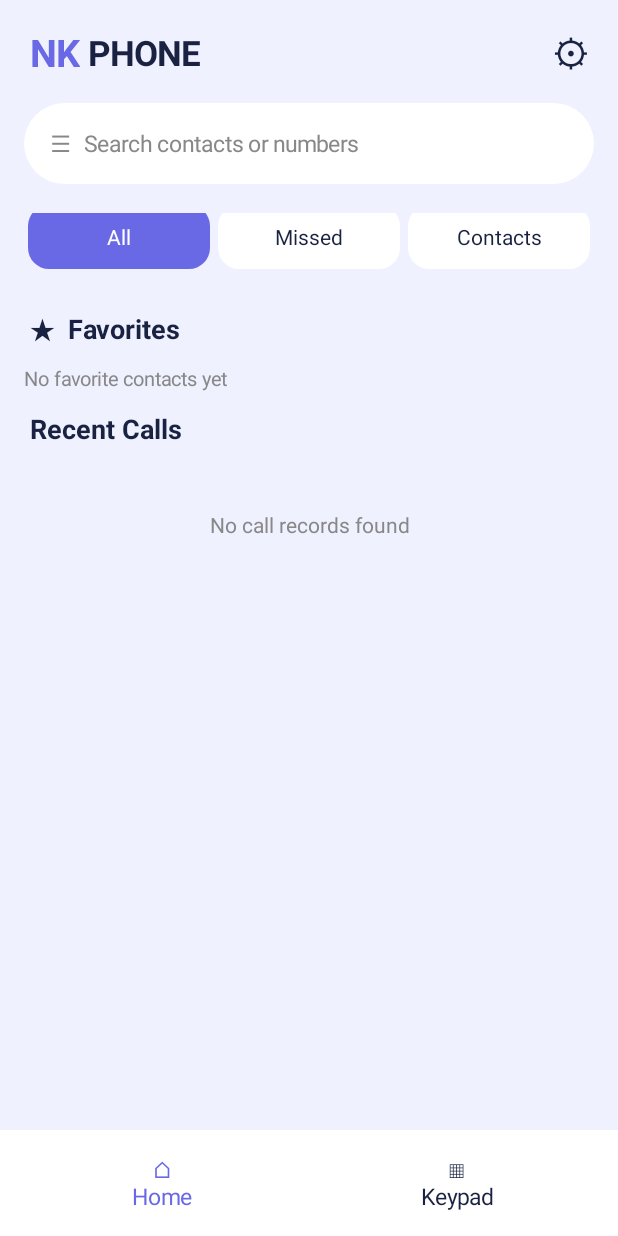
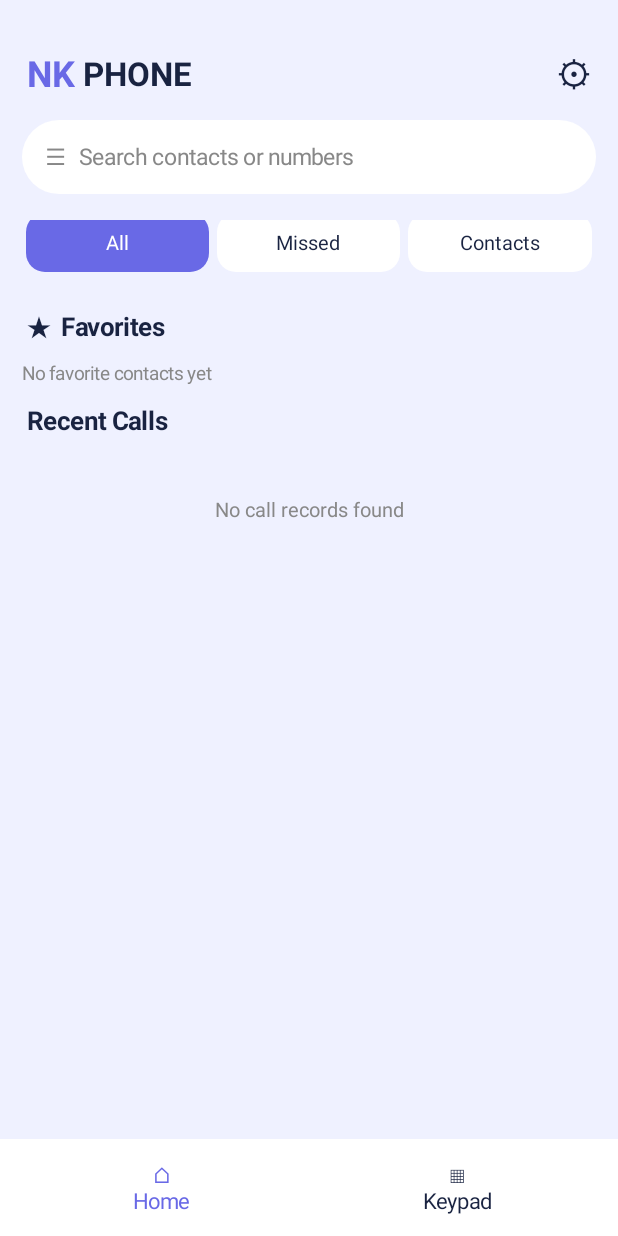
Before and after one commit to nkfozom92-cpu/NK-PHONE, an Android app: the screen it shows after launch (MainActivity), on a phone screen of 412 x 824 dp. Run offline under Robolectric (Android 15) with nearby library versions, the phone set to English and light mode, and no system bars.

Commit message:
Adjust home screen size and top spacing

```diff
--- a/app/src/main/java/com/nk/phone/MainActivity.java
+++ b/app/src/main/java/com/nk/phone/MainActivity.java
@@ -73,7 +73,7 @@ public class MainActivity extends Activity {
     }
 
     int dp(float n) {
-        return (int)(n * getResources().getDisplayMetrics().density);
+        return (int)(n * getResources().getDisplayMetrics().density * 0.92f);
     }
 
     GradientDrawable shape(int color, int radius) {
@@ -86,7 +86,7 @@ public class MainActivity extends Activity {
     TextView text(String value, int size, int color) {
         TextView t = new TextView(this);
         t.setText(value);
-        t.setTextSize(size);
+        t.setTextSize(size * 0.96f);
         t.setTextColor(color);
         return t;
     }
@@ -107,6 +107,7 @@ public class MainActivity extends Activity {
     void buildShell() {
         root = vertical();
         root.setBackgroundColor(bg);
+        root.setPadding(0, dp(18), 0, 0);
 
         LinearLayout header = horizontal();
         header.setPadding(dp(20),dp(18),dp(20),dp(12));
```
